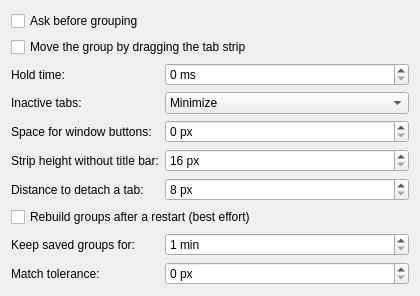
Above: contents/ui/config.ui from fpfcmsr/kwin-tabgroups before the change. Below: the same form after it.
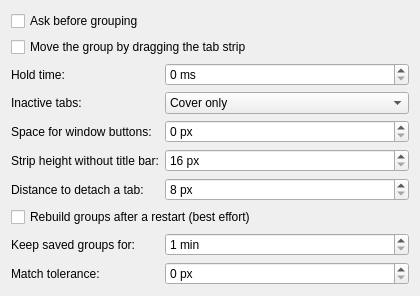
That is the form after the change.

Commit message:
fix the inactive tabs setting doing the opposite
The dropdown listed Minimize first, but the setting stores 0 for cover and 1
for minimize. Picking Minimize gave cover mode and the other way round. The
entries are now in the order the setting expects.

What changed in the file:
```diff
--- a/contents/ui/config.ui
+++ b/contents/ui/config.ui
@@ -59,7 +59,7 @@
     <widget class="QComboBox" name="kcfg_HideInactive">
      <item>
       <property name="text">
-       <string>Minimize</string>
+       <string>Cover only</string>
       </property>
      </item>
      <item>
```
Left out of the diff: 2 changed lines with no effect on the pictures.
